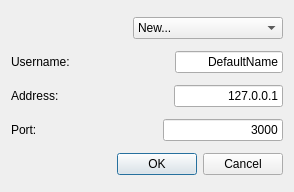
The window that connecttodocument.ui (obiwankennedy/cahootseditor) describes before a commit, drawn with Qt 5.
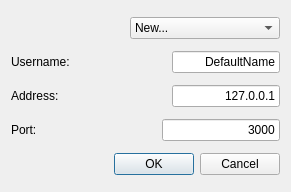
The same window after the commit.

Commit message: Update to the collaboration that doesn't actually change much.

What changed in the file:
```diff
--- a/connecttodocument.ui
+++ b/connecttodocument.ui
@@ -6,7 +6,7 @@
    <rect>
     <x>0</x>
     <y>0</y>
-    <width>294</width>
+    <width>291</width>
     <height>192</height>
    </rect>
   </property>
```
The commit also changes 2 other files.
